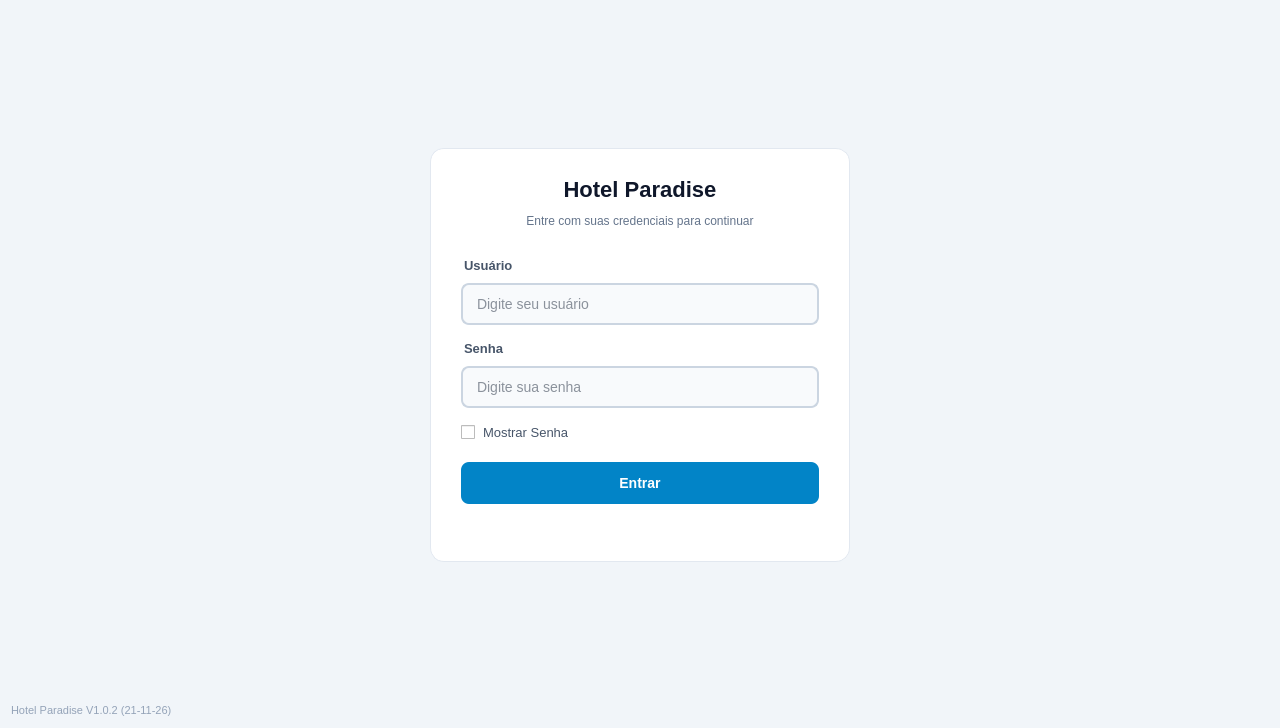
First picture: the form in logindialog.ui, repository JairCosta00/Sistema-de-Reservas-Rede-de-Hot-is-Paradise, before the edit.
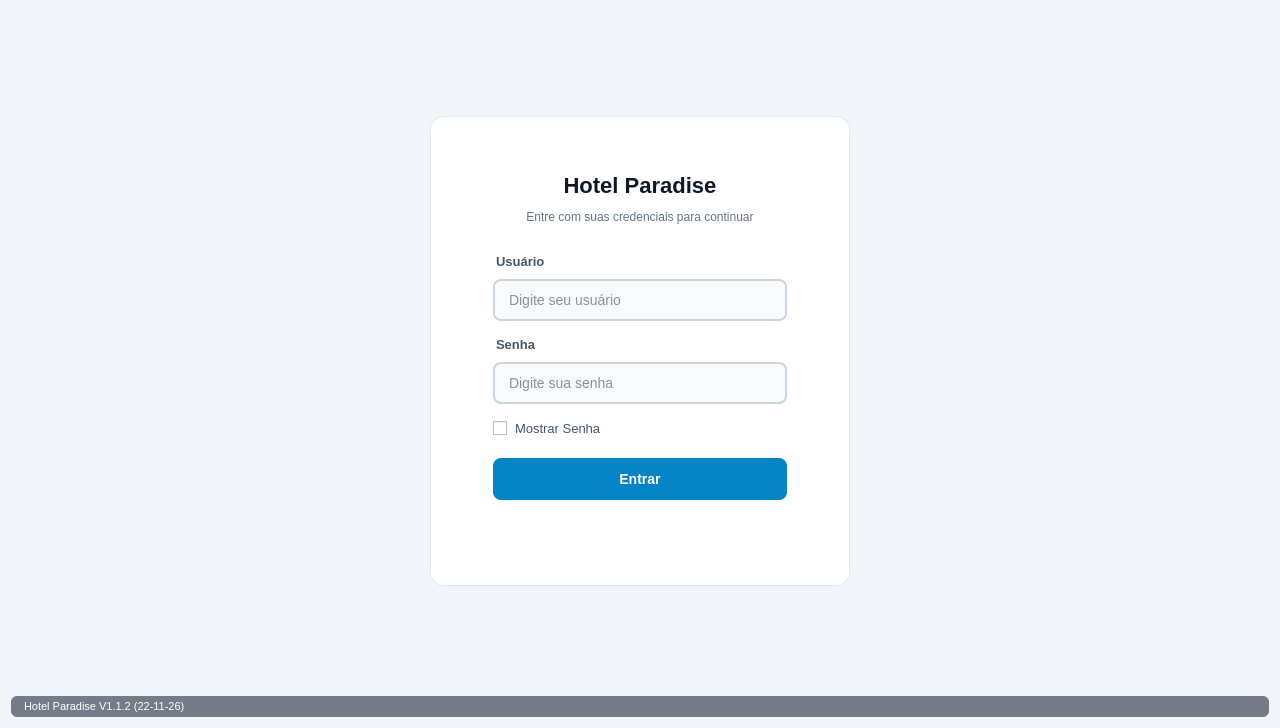
Second picture: the form after the edit.

Commit message:
logindialog update, CMakeList update
Animated Background to login page; CMakeLists optimization.

The edit to the form file:
```diff
--- a/logindialog.ui
+++ b/logindialog.ui
@@ -24,7 +24,7 @@
     background-color: #FFFFFF;
     border: 1px solid #E2E8F0;
     border-radius: 14px;
-    padding: 0px;
+    padding: 28px 32px;
 }
 
 /* Título do Hotel */
@@ -90,8 +90,11 @@
 
 /* Texto de versão no rodapé */
 QLabel#labelTituloEVersao {
-    color: #94A3B8;
-    font-size: 11px;
+    color: #FFFFFF;
+    background-color: rgba(15, 23, 42, 0.55);
+    padding: 4px 10px;
+    border-radius: 6px;
+    font-size: 11px;;
 }
 
 /* Subtítulo do formulário */
@@ -302,7 +305,7 @@
    <item>
     <widget class="QLabel" name="labelTituloEVersao">
      <property name="text">
-      <string>Hotel Paradise V1.0.2 (21-11-26)</string>
+      <string>Hotel Paradise V1.1.2 (22-11-26)</string>
      </property>
     </widget>
    </item>
```
The commit also changes 5 other files.
